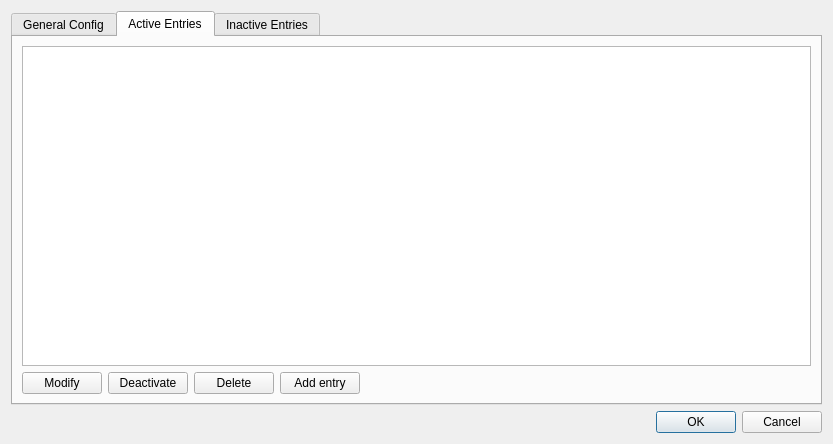
First picture: the form in designer/settings_main_widgets.ui, repository ijgnd/anki__editor__apply__font_color__background_color__custom_class__custom_style, before the edit.
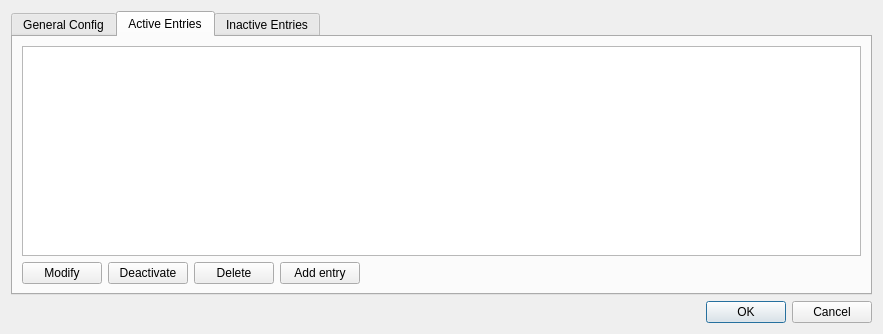
Second picture: the form after the edit. The open tabs and pages were chosen to show the change.

Commit message: Start at active entries in settings menu

The edit to the form file:
```diff
--- a/designer/settings_main_widgets.ui
+++ b/designer/settings_main_widgets.ui
@@ -6,8 +6,8 @@
    <rect>
     <x>0</x>
     <y>0</y>
-    <width>833</width>
-    <height>444</height>
+    <width>883</width>
+    <height>334</height>
    </rect>
   </property>
   <property name="sizePolicy">
```
Left out of the diff: 4 changed lines with no effect on the pictures.
